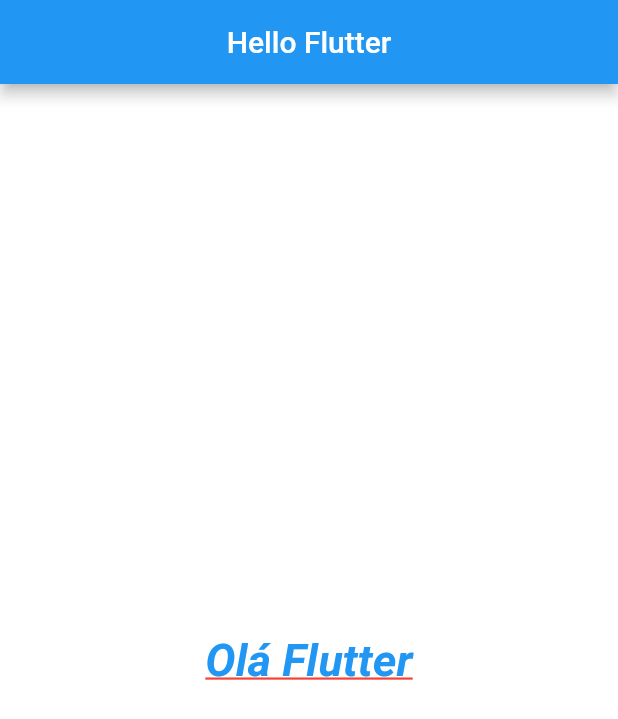
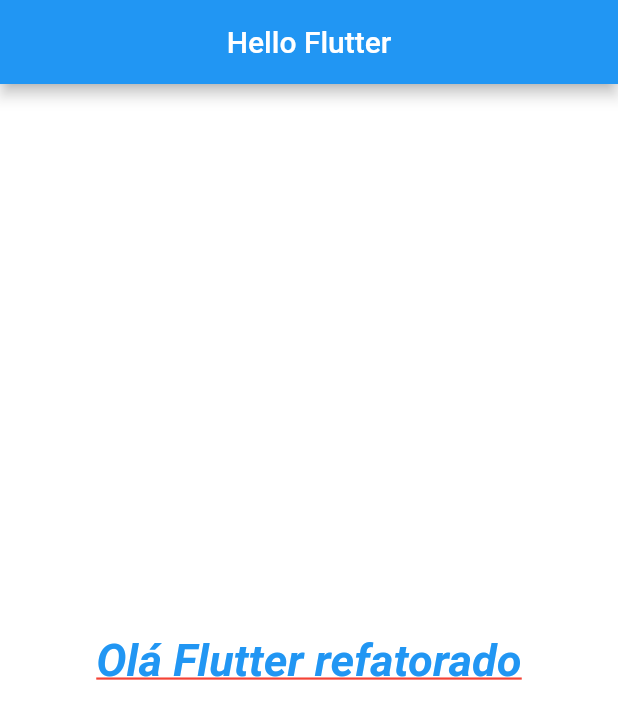
Before and after one commit to tiagoeborsanyi/estudos-flutter, a Flutter app: the screen it shows after launch, on a phone screen of 412 x 824 dp. Shown: the top 719 px of the screen. Run offline on Flutter 3.47's test engine with Material 2 defaults, Android fonts, the phone set to English and light mode, and no system bars; missing offline and left inert: mysql1.

Commit message:
estudos sobre imports

```diff
--- a/flutter_initial/lib/home_page.dart
+++ b/flutter_initial/lib/home_page.dart
@@ -10,11 +10,22 @@ class HomePage extends StatelessWidget {
         title: Text("Hello Flutter"),
         centerTitle: true,
       ),
-      body: Container(
+      body: _body(),
+    );
+  }
+
+  _body() {
+    return Container(
       color: Colors.white,
       child: Center(
-          child: Text(
-            'Olá Flutter',
+        child: _text(),
+      ),
+    );
+  }
+
+  _text() {
+    return Text(
+      'Olá Flutter refatorado',
       style: TextStyle(
         fontSize: 30,
         color: Colors.blue,
@@ -23,9 +34,6 @@ class HomePage extends StatelessWidget {
         decoration: TextDecoration.underline,
         decorationColor: Colors.red,
       ),
-          ),
-        ),
-      ),
     );
   }
 }
--- a/flutter_initial/lib/main.dart
+++ b/flutter_initial/lib/main.dart
@@ -1,5 +1,5 @@
 import 'package:flutter/material.dart';
-import 'home_page.dart';
+import 'package:flutter_initial/home_page.dart';
 
 void main() => runApp(MyApp());
 
```
Lines whose indentation alone changed are shown as unchanged.
